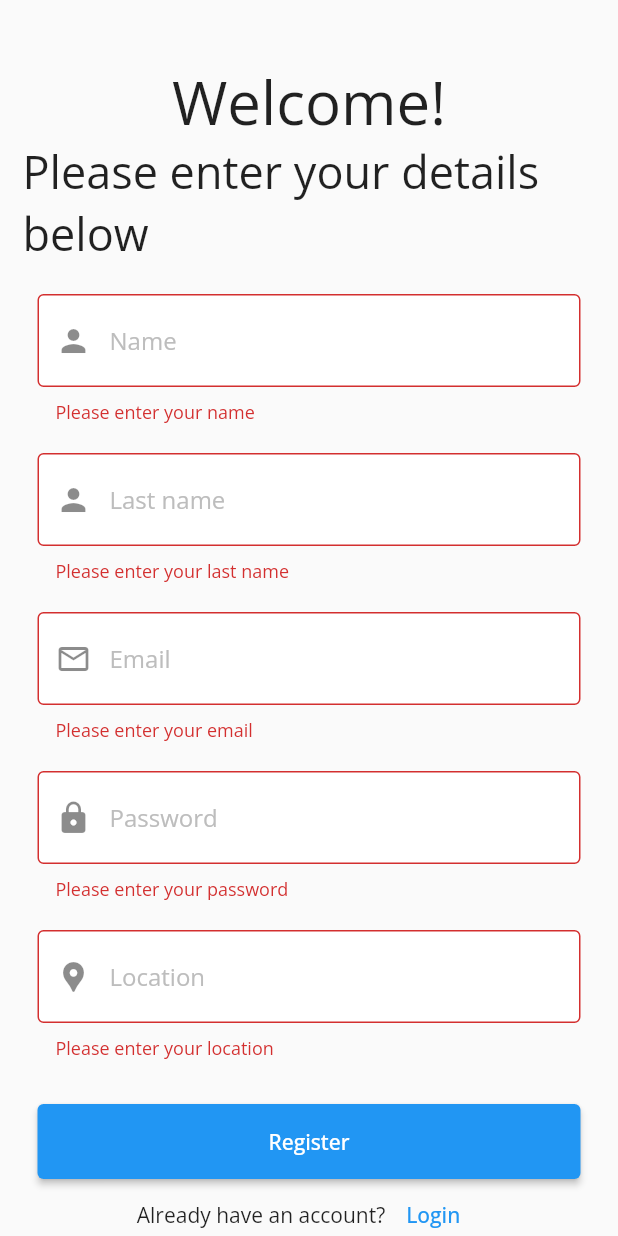
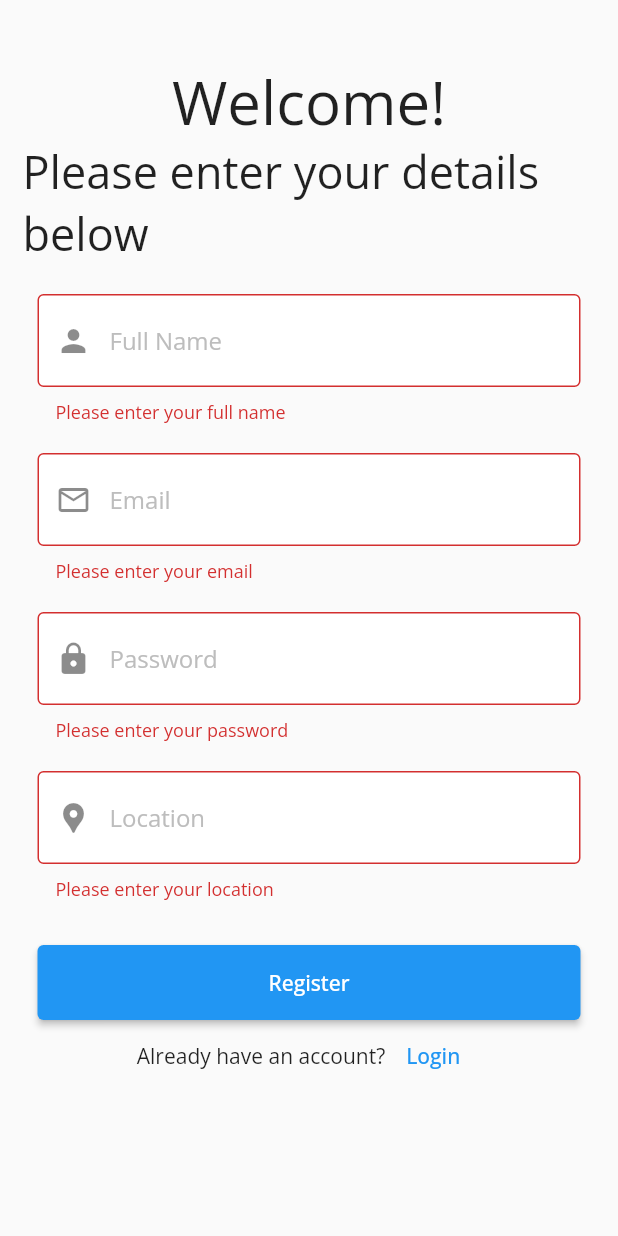
Before and after one commit to LeroyAdonis/swupp, a Flutter app: the RegistrationScreen screen opened directly, after a tap on "Register", on a phone screen of 412 x 824 dp. Run offline on Flutter 3.47's test engine with Material 2 defaults, Android fonts, the phone set to English and light mode, and no system bars; our stand-ins replace cloud_firestore, eva_icons_flutter, firebase_auth, firebase_core, google_fonts, modal_progress_hud; missing offline and left inert: regexed_validator; accounts and stored records are empty; network calls fail.

```diff
--- /dev/null
+++ b/lib/models/user.dart
@@ -0,0 +1,11 @@
+class User {
+  final String? fullName;
+  final String? email;
+  final String? location;
+
+  User({
+    this.fullName,
+    this.email,
+    this.location,
+  });
+}
--- /dev/null
+++ b/lib/models/user_data.dart
@@ -0,0 +1,10 @@
+class UserData {
+  final String fullName;
+  final String email;
+  final String location;
+  UserData({
+    required this.fullName,
+    required this.email,
+    required this.location,
+  });
+}
--- a/lib/pages/page_builder.dart
+++ b/lib/pages/page_builder.dart
@@ -23,7 +23,9 @@ class _PageBuilderState extends State<PageBuilder> {
   int index = 0;
 
   final pages = <Widget>[
-    HomePage(documentId: '',),
+    HomePage(
+      documentId: '',
+    ),
     ItemsDetailsPage(),
     PopularProducts(
       image: Image.asset('/lib/images/swupp-logo-500x500-transparent.png')
--- a/lib/pages/registration_screen.dart
+++ b/lib/pages/registration_screen.dart
@@ -3,9 +3,13 @@
 import 'package:flutter/material.dart';
 import 'package:cloud_firestore/cloud_firestore.dart';
 import 'package:regexed_validator/regexed_validator.dart';
+import 'package:swupp/models/user.dart';
 import 'package:swupp/pages/page_builder.dart';
 import 'package:swupp/pages/login.dart';
 import 'package:firebase_auth/firebase_auth.dart';
+import 'package:swupp/services/auth.dart';
+import 'package:swupp/models/user.dart' as firebaseUser;
+import 'package:swupp/services/database.dart';
 
 class RegistrationScreen extends StatefulWidget {
   const RegistrationScreen({super.key});
@@ -23,11 +27,13 @@ class _RegistrationScreenState extends State<RegistrationScreen> {
   TextEditingController passwordController = TextEditingController();
   TextEditingController locationController = TextEditingController();
 
-  late String _name;
-  late String _lastName;
-  late String _location;
-  late String _email;
-  late String _password;
+  // late String _fullName;
+  // late String _lastName;
+  // late String _location;
+  String fullName = '';
+  String email = '';
+  String password = '';
+  String location = '';
 
   bool isValidEmail(String em) {
     String p = r'^[^@]+@[^@]+\.[^@]+';
@@ -39,6 +45,10 @@ class _RegistrationScreenState extends State<RegistrationScreen> {
 
   bool _isLoading = false;
 
+  final AuthService _auth = AuthService();
+  final firebaseUser.User? user = firebaseUser.User();
+  final DatabaseService data = DatabaseService();
+
   Future<void> _submit() async {
     setState(() {
       _isLoading = true;
@@ -47,7 +57,7 @@ class _RegistrationScreenState extends State<RegistrationScreen> {
       if (_formKey.currentState!.validate()) {
         _formKey.currentState?.save();
         await FirebaseAuth.instance.createUserWithEmailAndPassword(
-            email: _email.trim(), password: _password.trim());
+            email: email.trim(), password: password.trim());
         // Perform register here
         addUserDetails();
 
@@ -69,10 +79,10 @@ class _RegistrationScreenState extends State<RegistrationScreen> {
 
   Future addUserDetails() async {
     await FirebaseFirestore.instance.collection('users').add({
-      'first name': _name,
-      'last name': _lastName,
-      'email': _email,
-      'location': _location,
+      'first name': fullName,
+      // 'last name': _lastName,
+      'email': email,
+      'location': location,
     });
   }
 
@@ -123,11 +133,14 @@ class _RegistrationScreenState extends State<RegistrationScreen> {
                   padding: const EdgeInsets.all(10.0),
                   child: Container(
                     child: TextFormField(
+                      onChanged: ((value) {
+                        setState(() => fullName = value);
+                      }),
                       controller: nameController,
                       decoration: InputDecoration(
                         prefixIcon: Icon(Icons.person),
                         border: OutlineInputBorder(),
-                        hintText: 'Name',
+                        hintText: 'Full Name',
                         hintStyle: TextStyle(color: Colors.grey.shade400),
                         filled: true,
                         fillColor: Colors.white,
@@ -137,45 +150,48 @@ class _RegistrationScreenState extends State<RegistrationScreen> {
                           setState(() {
                             _isLoading = false;
                           });
-                          return 'Please enter your name';
+                          return 'Please enter your full name';
                         }
                         return null;
                       },
-                      onSaved: (input) => _name = input!,
+                      onSaved: (input) => fullName = input!,
                     ),
                   ),
                 ),
-                Padding(
-                  padding: const EdgeInsets.all(10.0),
-                  child: Container(
-                    child: TextFormField(
-                      controller: lastNameController,
-                      decoration: InputDecoration(
-                        prefixIcon: Icon(Icons.person),
-                        border: OutlineInputBorder(),
-                        hintText: 'Last name',
-                        hintStyle: TextStyle(color: Colors.grey.shade400),
-                        filled: true,
-                        fillColor: Colors.white,
-                      ),
-                      validator: (input) {
-                        if (input!.isEmpty) {
-                          setState(() {
-                            _isLoading = false;
-                          });
-                          return 'Please enter your last name';
-                        }
-                        return null;
-                      },
-                      onSaved: (input) => _lastName = input!,
-                    ),
-                  ),
-                ),
+                // Padding(
+                //   padding: const EdgeInsets.all(10.0),
+                //   child: Container(
+                //     child: TextFormField(
+                //       controller: lastNameController,
+                //       decoration: InputDecoration(
+                //         prefixIcon: Icon(Icons.person),
+                //         border: OutlineInputBorder(),
+                //         hintText: 'Last name',
+                //         hintStyle: TextStyle(color: Colors.grey.shade400),
+                //         filled: true,
+                //         fillColor: Colors.white,
+                //       ),
+                //       validator: (input) {
+                //         if (input!.isEmpty) {
+                //           setState(() {
+                //             _isLoading = false;
+                //           });
+                //           return 'Please enter your last name';
+                //         }
+                //         return null;
+                //       },
+                //       onSaved: (input) => _lastName = input!,
+                //     ),
+                //   ),
+                // ),
                 Padding(
                   padding: const EdgeInsets.all(10.0),
                   child: Container(
                     child: TextFormField(
                       controller: emailController,
+                      onChanged: ((value) {
+                        setState(() => email = value);
+                      }),
                       decoration: InputDecoration(
                         prefixIcon: const Icon(Icons.email_outlined),
                         border: const OutlineInputBorder(),
@@ -199,7 +215,7 @@ class _RegistrationScreenState extends State<RegistrationScreen> {
                         }
                         return null;
                       },
-                      onSaved: (input) => _email = input!,
+                      onSaved: (input) => email = input!,
                     ),
                   ),
                 ),
@@ -208,6 +224,9 @@ class _RegistrationScreenState extends State<RegistrationScreen> {
                   child: Container(
                     child: TextFormField(
                       controller: passwordController,
+                      onChanged: ((value) {
+                        setState(() => password = value);
+                      }),
                       decoration: InputDecoration(
                         prefixIcon: const Icon(Icons.lock),
                         border: const OutlineInputBorder(),
@@ -226,7 +245,7 @@ class _RegistrationScreenState extends State<RegistrationScreen> {
                         }
                         return null;
                       },
-                      onSaved: (input) => _password = input!,
+                      onSaved: (input) => password = input!,
                     ),
                   ),
                 ),
@@ -235,6 +254,9 @@ class _RegistrationScreenState extends State<RegistrationScreen> {
                   child: Container(
                     child: TextFormField(
                       controller: locationController,
+                      onChanged: ((value) {
+                        setState(() => location = value);
+                      }),
                       decoration: InputDecoration(
                         prefixIcon: Icon(Icons.location_pin),
                         border: OutlineInputBorder(),
@@ -252,7 +274,7 @@ class _RegistrationScreenState extends State<RegistrationScreen> {
                         }
                         return null;
                       },
-                      onSaved: (input) => _location = input!,
+                      onSaved: (input) => location = input!,
                     ),
                   ),
                 ),
@@ -266,7 +288,25 @@ class _RegistrationScreenState extends State<RegistrationScreen> {
                     style: ElevatedButton.styleFrom(
                       minimumSize: const Size.fromHeight(50),
                     ),
-                    onPressed: _isLoading ? null : _submit,
+                    onPressed: (() async {
+                      setState(() {
+                        _isLoading = true;
+                      });
+                      if (_formKey.currentState!.validate()) {
+                        dynamic result = await _auth
+                            .registerWithEmailAndPassword(email, password);
+                        // ignore: use_build_context_synchronously
+                        Navigator.push(
+                          context,
+                          MaterialPageRoute(
+                            builder: (context) => const PageBuilder(),
+                          ),
+                        );
+                      } else {
+                        _isLoading;
+                        return;
+                      }
+                    }),
                     child: _isLoading
                         ? const CircularProgressIndicator()
                         : const Text('Register'),
--- /dev/null
+++ b/lib/services/database.dart
@@ -0,0 +1,39 @@
+import 'package:cloud_firestore/cloud_firestore.dart';
+import 'package:swupp/models/user_data.dart';
+
+class DatabaseService {
+  final String? uid;
+  DatabaseService({
+    this.uid,
+  });
+
+  final CollectionReference usersCollection =
+      FirebaseFirestore.instance.collection('users');
+
+  Future updateUserData(
+    String fullName,
+    String email,
+    String location,
+  ) async {
+    return await usersCollection.doc(uid).set({
+      'full name': fullName,
+      'email': email,
+      'location': location,
+    });
+  }
+
+  // User data list
+  List<UserData> _userListFromSnapshot(QuerySnapshot snapshot) {
+    return snapshot.docs.map((document) {
+      return UserData(
+          fullName: (document.data as DocumentSnapshot)['fullName'] ?? '',
+          email: (document.data as DocumentSnapshot)['email'] ?? '',
+          location: (document.data as DocumentSnapshot)['location'] ?? '');
+    }).toList();
+  }
+
+  // Users stream
+  Stream<List<UserData>> get users {
+    return usersCollection.snapshots().map(_userListFromSnapshot);
+  }
+}
```
Also changed, not shown: lib/models/user_model.dart (deleted, +0 -17 lines), lib/pages/login.dart (+67 -33 lines), lib/pages/userList.dart (added, +33 -0 lines), lib/services/auth.dart (added, +60 -0 lines), lib/widgets/drawer.dart (+28 -58 lines).
